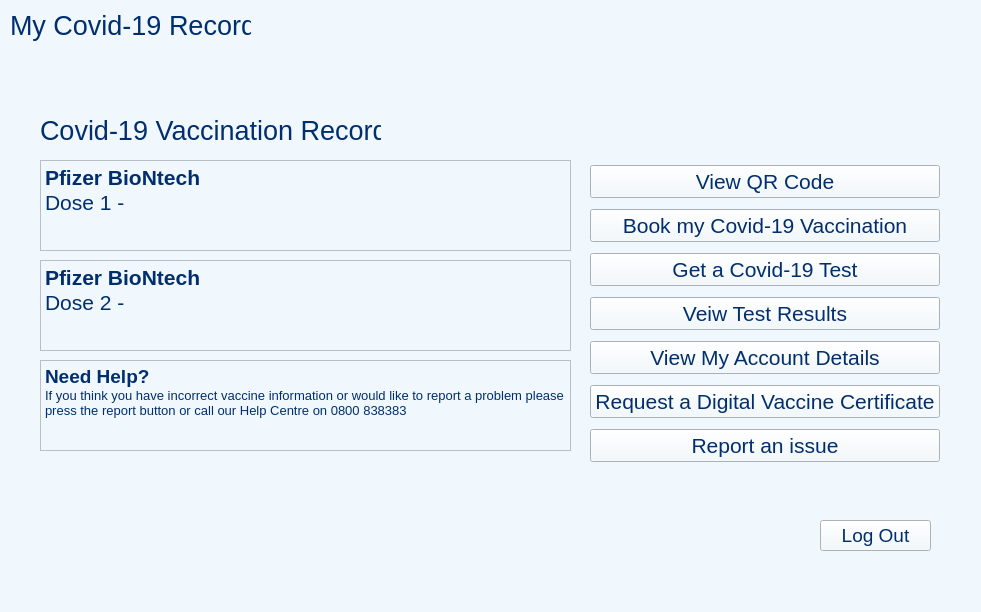
Qt form L_A_B_Final_Project/mainpage.ui (SourPanda13/106-Group-Assignment) before a commit.
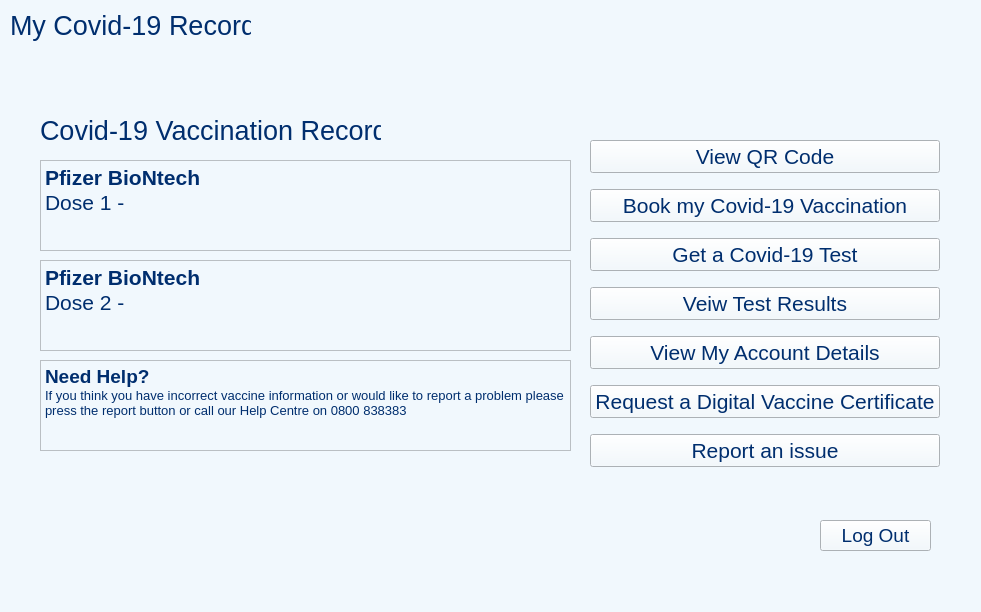
The same form after that commit.

Commit message: Idk what these are tbh

```diff
--- a/L_A_B_Final_Project/mainpage.ui
+++ b/L_A_B_Final_Project/mainpage.ui
@@ -129,9 +129,9 @@
    <property name="geometry">
     <rect>
      <x>590</x>
-     <y>160</y>
+     <y>130</y>
      <width>350</width>
-     <height>308</height>
+     <height>351</height>
     </rect>
    </property>
    <layout class="QVBoxLayout" name="verticalLayout">
```
The commit also changes 1 other file.
